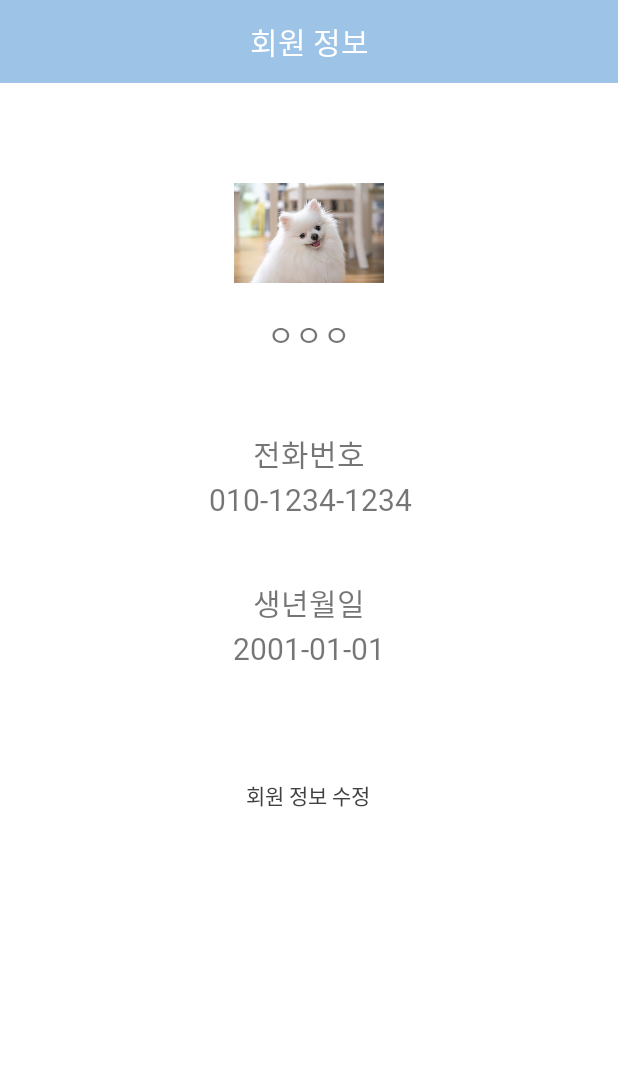
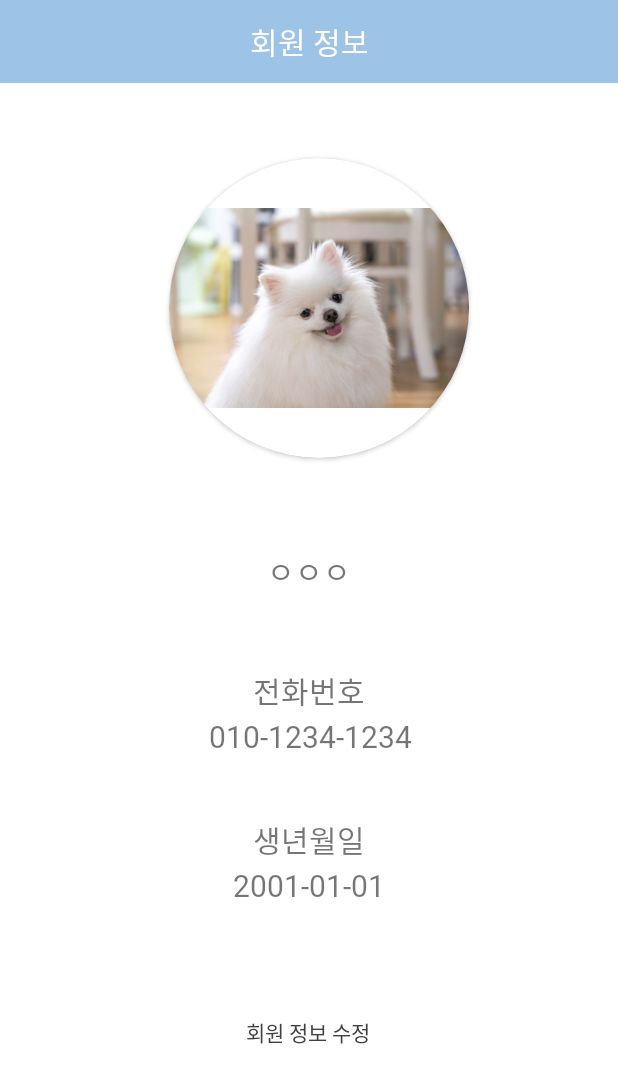
Before and after one commit to shinyeeun789/android-project, an Android app: the layout fragment_user.xml on its own in the app's theme, with its tools: preview values and no code run, on a phone screen of 412 x 824 dp. Shown: the top 1083 px of the screen. Run offline under Robolectric (Android 15) with nearby library versions, the phone set to English and light mode, and no system bars.

```diff
--- a/app/build.gradle
+++ b/app/build.gradle
@@ -1,6 +1,8 @@
 plugins {
     id 'com.android.application'
 }
+
+apply plugin: 'com.google.gms.google-services'
 
 android {
     compileSdkVersion 30
--- a/app/src/main/java/com/inhatc/mobile_project/MemberInfo.java
+++ b/app/src/main/java/com/inhatc/mobile_project/db/MemberInfo.java
@@ -1,7 +1,4 @@
-package com.inhatc.mobile_project;
-
-
-import java.util.Date;
+package com.inhatc.mobile_project.db;
 
 public class MemberInfo {
 
--- a/app/src/main/java/com/inhatc/mobile_project/LoginActivity.java
+++ b/app/src/main/java/com/inhatc/mobile_project/ui/LoginActivity.java
@@ -1,4 +1,4 @@
-package com.inhatc.mobile_project;
+package com.inhatc.mobile_project.ui;
 
 import android.content.Intent;
 import android.os.Bundle;
@@ -14,6 +14,7 @@ import com.google.android.gms.tasks.Task;
 import com.google.firebase.auth.AuthResult;
 import com.google.firebase.auth.FirebaseAuth;
 import com.google.firebase.auth.FirebaseUser;
+import com.inhatc.mobile_project.R;
 
 public class LoginActivity extends AppCompatActivity {
     private FirebaseAuth mAuth; //firevaseAuth 인스턴스 선언
--- a/app/src/main/java/com/inhatc/mobile_project/MainActivity.java
+++ b/app/src/main/java/com/inhatc/mobile_project/ui/MainActivity.java
@@ -1,4 +1,4 @@
-package com.inhatc.mobile_project;
+package com.inhatc.mobile_project.ui;
 
 import androidx.annotation.NonNull;
 import androidx.appcompat.app.AppCompatActivity;
@@ -13,6 +13,7 @@ import android.view.MenuItem;
 import com.google.android.material.bottomnavigation.BottomNavigationView;
 import com.google.firebase.auth.FirebaseAuth;
 import com.google.firebase.auth.FirebaseUser;
+import com.inhatc.mobile_project.R;
 
 public class MainActivity extends AppCompatActivity {
 
--- a/app/src/main/java/com/inhatc/mobile_project/WriteActivity.java
+++ b/app/src/main/java/com/inhatc/mobile_project/ui/WriteActivity.java
@@ -1,8 +1,10 @@
-package com.inhatc.mobile_project;
+package com.inhatc.mobile_project.ui;
 
 import androidx.appcompat.app.AppCompatActivity;
 
 import android.os.Bundle;
+
+import com.inhatc.mobile_project.R;
 
 public class WriteActivity extends AppCompatActivity {
 
--- a/app/src/main/res/layout/activity_main.xml
+++ b/app/src/main/res/layout/activity_main.xml
@@ -4,7 +4,7 @@
     xmlns:tools="http://schemas.android.com/tools"
     android:layout_width="match_parent"
     android:layout_height="match_parent"
-    tools:context=".MainActivity">
+    tools:context=".ui.MainActivity">
 
     <FrameLayout
         android:id="@+id/frameLayout"
--- a/app/src/main/res/layout/fragment_user.xml
+++ b/app/src/main/res/layout/fragment_user.xml
@@ -26,17 +26,24 @@
             android:layout_width="match_parent"
             android:layout_height="match_parent">
 
-            <ImageView
-                android:id="@+id/imageView"
-                android:layout_width="100dp"
-                android:layout_height="100dp"
-                android:layout_marginStart="155dp"
+            <androidx.cardview.widget.CardView
+                android:id="@+id/cardView"
+                android:layout_width="200dp"
+                android:layout_height="200dp"
+                android:layout_marginStart="112dp"
                 android:layout_marginTop="50dp"
-                android:layout_marginEnd="156dp"
-                android:src="@drawable/cuuuute"
+                android:layout_marginEnd="99dp"
+                app:cardCornerRadius="100dp"
                 app:layout_constraintEnd_toEndOf="parent"
                 app:layout_constraintStart_toStartOf="parent"
-                app:layout_constraintTop_toTopOf="parent" />
+                app:layout_constraintTop_toTopOf="parent">
+
+                <ImageView
+                    android:id="@+id/imageView"
+                    android:layout_width="wrap_content"
+                    android:layout_height="wrap_content"
+                    app:srcCompat="@drawable/cuuuute" />
+            </androidx.cardview.widget.CardView>
 
             <TextView
                 android:id="@+id/tv_userBirth"
@@ -122,14 +129,15 @@
                 android:layout_width="wrap_content"
                 android:layout_height="wrap_content"
                 android:layout_marginStart="177dp"
-                android:layout_marginTop="2dp"
+                android:layout_marginTop="60dp"
                 android:layout_marginEnd="178dp"
                 android:fontFamily="@font/payboocotfextrabold"
                 android:text="ㅇㅇㅇ"
                 android:textSize="20dp"
                 app:layout_constraintEnd_toEndOf="parent"
                 app:layout_constraintStart_toStartOf="parent"
-                app:layout_constraintTop_toBottomOf="@+id/imageView" />
+                app:layout_constraintTop_toBottomOf="@+id/cardView" />
+
         </androidx.constraintlayout.widget.ConstraintLayout>
     </ScrollView>
 </LinearLayout>
```
Also changed, not shown: app/src/main/AndroidManifest.xml (+6 -2 lines), app/src/main/java/com/inhatc/mobile_project/FragmentHome.java (deleted, +0 -20 lines), app/src/main/java/com/inhatc/mobile_project/ui/FragmentHome.java (renamed from app/src/main/java/com/inhatc/mobile_project/FragmentRanking.java, +5 -5 lines), app/src/main/java/com/inhatc/mobile_project/ui/FragmentRanking.java (renamed from app/src/main/java/com/inhatc/mobile_project/FragmentUser.java, +7 -3 lines), app/src/main/java/com/inhatc/mobile_project/ui/FragmentUser.java (added, +59 -0 lines), app/src/main/java/com/inhatc/mobile_project/ui/PassordRestActivity.java (renamed from app/src/main/java/com/inhatc/mobile_project/PassordRestActivity.java, +5 -4 lines), app/src/main/java/com/inhatc/mobile_project/ui/ProfileUpdateActivity.java (renamed from app/src/main/java/com/inhatc/mobile_project/ProfileUpdateActivity.java, +5 -15 lines), app/src/main/java/com/inhatc/mobile_project/ui/SignUpActivity.java (renamed from app/src/main/java/com/inhatc/mobile_project/SignUpActivity.java, +18 -2 lines).
